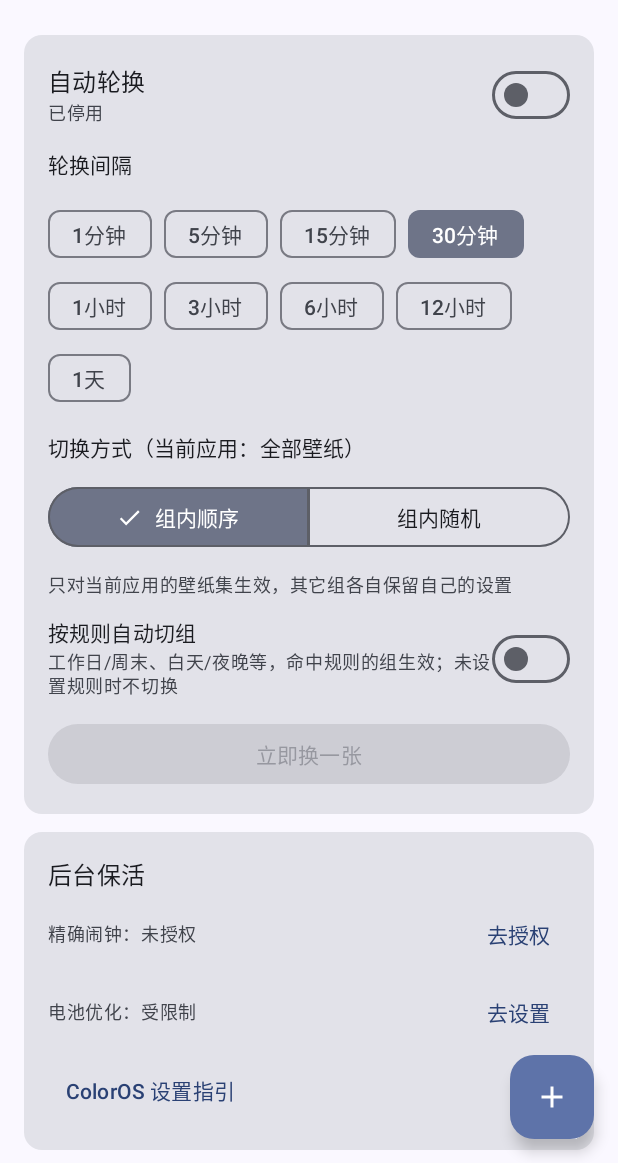
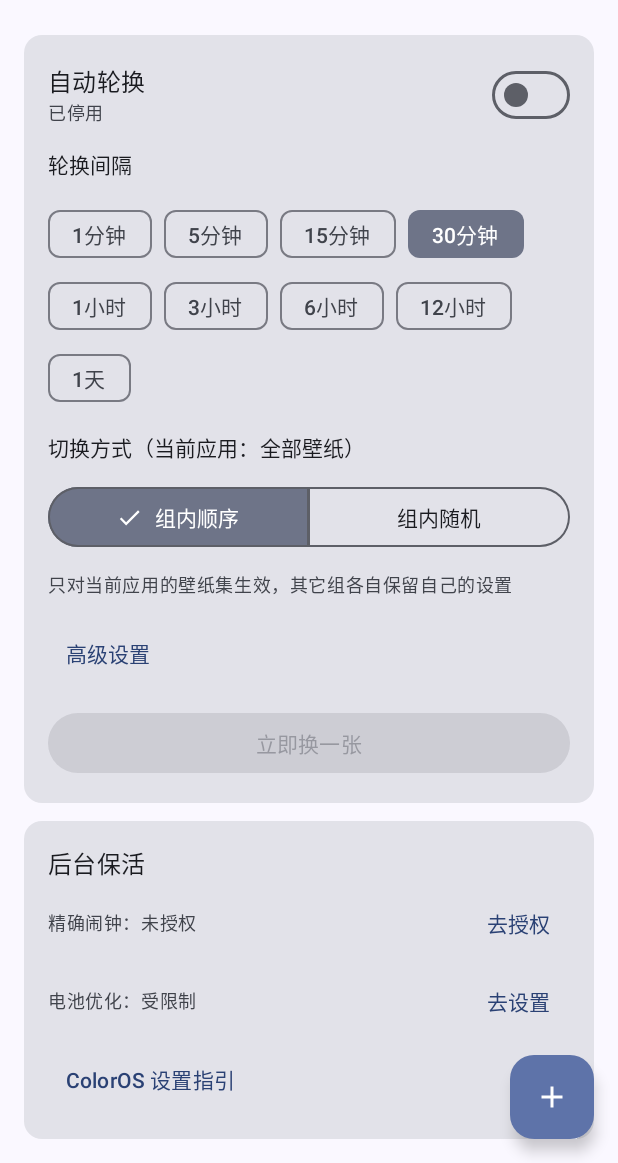
Before and after one commit to printf6666/WallpaperCarousel, an Android app built with Jetpack Compose: the screen it shows after launch (MainActivity), on a phone screen of 412 x 824 dp, the part 73-1236 px from its top. Run offline under Robolectric (Android 15) with nearby library versions, the phone set to English and light mode, and no system bars.

Commit message:
v1.12.0：空组可点即加图、修 FAB 遮挡、自动切组收进高级设置
- 空壁纸集整块可点：先切到该集再打开相册，图一定落进这个集（原来 FAB 只加当前组，空组加不进去）
- 添加目标组在打开选择器前固定（pendingAddGroup），选图期间自动切组不会把目标换掉
- 列表底部留白 48dp → 96dp，FAB 不再盖住最后一张卡片
- 「按规则自动切组」收进「高级设置」折叠区，开启时按钮显示「高级设置 · 自动切组已开启」

```diff
--- a/app/build.gradle.kts
+++ b/app/build.gradle.kts
@@ -18,8 +18,8 @@ android {
         // ── 真实语义化版本号（不再用日期）──
         // 发版时只改这三个数字：功能更新动 minor，修 bug 动 patch（一天发多次也能正确递增）
         val appMajor = 1
-        val appMinor = 11
-        val appPatch = 3
+        val appMinor = 12
+        val appPatch = 0
         versionName = "$appMajor.$appMinor.$appPatch"
 
         // versionCode 只用于系统判断"能否覆盖安装"，单调递增即可，用户看不到。
--- a/app/src/main/java/com/example/wallpapercarousel/MainActivity.kt
+++ b/app/src/main/java/com/example/wallpapercarousel/MainActivity.kt
@@ -212,6 +212,8 @@ fun AppScreen(sharedUris: MutableStateFlow<List<Uri>>) {
     // 排序页里点缩略图 → 移动到其它壁纸集
     var movingWallpaper by remember { mutableStateOf<String?>(null) }
     var tipsExpanded by remember { mutableStateOf(false) }
+    // 设置卡片里的「高级设置」折叠区（按规则自动切组等不常用项）
+    var advancedExpanded by remember { mutableStateOf(false) }
 
     // 系统权限状态：必须是 State，否则从系统设置页返回后不会触发重组，界面一直停在旧状态
     var canExact by remember { mutableStateOf(RotationScheduler.canScheduleExact(ctx)) }
@@ -224,6 +226,8 @@ fun AppScreen(sharedUris: MutableStateFlow<List<Uri>>) {
     var currentGroupId by remember { mutableStateOf(Prefs.currentGroupId(ctx)) }
     var editingGroup by remember { mutableStateOf<Prefs.Group?>(null) }
     var pendingDeleteGroup by remember { mutableStateOf<Prefs.Group?>(null) }
+    // 打开相册前就定好"这批图进哪个组"，避免选图期间自动切组把目标换掉
+    var pendingAddGroup by remember { mutableStateOf<String?>(null) }
 
     // 长按拖动排序壁纸集：拖拽期间用的临时顺序 + 每张卡片的纵向位置（相对这个 Column）
     val displayGroups = remember { mutableStateListOf<Prefs.Group>().apply { addAll(groups) } }
@@ -486,16 +490,20 @@ fun AppScreen(sharedUris: MutableStateFlow<List<Uri>>) {
 
     fun useWallpaper(name: String) = applyWallpaper(name, "应用成功")
 
+    /** 只把某个壁纸集设为"当前应用"（不立刻换壁纸），用于往空组里加图前的准备 */
+    fun selectGroup(g: Prefs.Group) {
+        Prefs.setCurrentGroupId(ctx, g.id)
+        currentGroupId = g.id
+        // 手动指定后关掉自动切组，否则下一次轮换会被规则切走
+        if (settings.autoSwitch) update(settings.copy(autoSwitch = false))
+    }
+
     /**
      * 「应用」某个壁纸集：设为当前播放的组，并立即用组里的一张图刷新桌面，
      * 让「应用中」有真实反馈。空组只切状态并提示，绝不退回别的组去播。
      */
     fun applyGroup(g: Prefs.Group) {
-        Prefs.setCurrentGroupId(ctx, g.id)
-        currentGroupId = g.id
-        // 手动指定后关掉自动切组，否则下一次轮换会被规则切走
-        if (settings.autoSwitch) update(settings.copy(autoSwitch = false))
-
+        selectGroup(g)
         val items = Prefs.getWallpaperNames(ctx)
             .filter { Prefs.wallpaperGroup(ctx, it) == g.id }
         if (items.isEmpty()) {
@@ -510,9 +518,13 @@ fun AppScreen(sharedUris: MutableStateFlow<List<Uri>>) {
     val pickerLauncher = rememberLauncherForActivityResult(
         ActivityResultContracts.PickMultipleVisualMedia(9)
     ) { uris ->
-        if (uris.isEmpty()) return@rememberLauncherForActivityResult
-        // 新图统一进"当前应用的组"，想放到别的组请先点那张卡片的「应用」
-        val target = Prefs.currentGroupId(ctx)
+        if (uris.isEmpty()) {
+            pendingAddGroup = null
+            return@rememberLauncherForActivityResult
+        }
+        // 目标组在打开选择器前就定好了：FAB = 当前应用的组，空组点击 = 那个组
+        val target = pendingAddGroup ?: Prefs.currentGroupId(ctx)
+        pendingAddGroup = null
         scope.launch {
             val added = withContext(Dispatchers.IO) { uris.mapNotNull { WallpaperStore.add(ctx, it) } }
             if (added.isEmpty()) {
@@ -588,6 +600,7 @@ fun AppScreen(sharedUris: MutableStateFlow<List<Uri>>) {
         floatingActionButton = {
             FloatingActionButton(onClick = {
                 // 新图统一进"当前应用的组"
+                pendingAddGroup = Prefs.currentGroupId(ctx)
                 pickerLauncher.launch(
                     PickVisualMediaRequest(ActivityResultContracts.PickVisualMedia.ImageOnly)
                 )
@@ -686,11 +699,23 @@ fun AppScreen(sharedUris: MutableStateFlow<List<Uri>>) {
                         color = MaterialTheme.colorScheme.onSurfaceVariant
                     )
 
+                    // 不常用项收进折叠区，默认只留一行，免得首屏太长看不到壁纸卡片
+                    TextButton(onClick = { advancedExpanded = !advancedExpanded }) {
+                        Text(
+                            when {
+                                advancedExpanded -> "收起高级设置"
+                                settings.autoSwitch -> "高级设置 · 自动切组已开启"
+                                else -> "高级设置"
+                            }
+                        )
+                    }
+                    if (advancedExpanded) {
                         Row(verticalAlignment = Alignment.CenterVertically) {
                             Column(modifier = Modifier.weight(1f)) {
                                 Text("按规则自动切组", style = MaterialTheme.typography.labelLarge)
                                 Text(
-                                "工作日/周末、白天/夜晚等，命中规则的组生效；未设置规则时不切换",
+                                    "工作日/周末、白天/夜晚等，命中规则的组生效；未设置规则时不切换。" +
+                                        "规则在壁纸集卡片的「设置」里配置。",
                                     style = MaterialTheme.typography.bodySmall,
                                     color = MaterialTheme.colorScheme.onSurfaceVariant
                                 )
@@ -699,6 +724,7 @@ fun AppScreen(sharedUris: MutableStateFlow<List<Uri>>) {
                                 checked = settings.autoSwitch,
                                 onCheckedChange = { update(settings.copy(autoSwitch = it)) }
                             )
+                        }
                     }
 
                     Button(
@@ -851,6 +877,16 @@ fun AppScreen(sharedUris: MutableStateFlow<List<Uri>>) {
                                     }
                                 },
                                 onApply = { applyGroup(g) },
+                                onAddHere = {
+                                    // 点空态：先把这个集设为当前应用，再打开选择器，图才会落进这里
+                                    selectGroup(g)
+                                    pendingAddGroup = g.id
+                                    pickerLauncher.launch(
+                                        PickVisualMediaRequest(
+                                            ActivityResultContracts.PickVisualMedia.ImageOnly
+                                        )
+                                    )
+                                },
                                 onSort = { sortingGroupId = g.id },
                                 onSettings = { editingGroup = g },
                                 onUse = { useWallpaper(it) },
@@ -862,7 +898,8 @@ fun AppScreen(sharedUris: MutableStateFlow<List<Uri>>) {
                 }
             }
 
-            Spacer(Modifier.height(48.dp))
+            // 给右下角 FAB 留出空间（56dp 按钮 + 16dp 边距），否则会盖住最后一张卡片
+            Spacer(Modifier.height(96.dp))
         }
     }
 
--- a/app/src/main/java/com/example/wallpapercarousel/ui/GroupCard.kt
+++ b/app/src/main/java/com/example/wallpapercarousel/ui/GroupCard.kt
@@ -1,6 +1,8 @@
 package com.example.wallpapercarousel.ui
 
 import androidx.compose.foundation.BorderStroke
+import androidx.compose.foundation.background
+import androidx.compose.foundation.clickable
 import androidx.compose.foundation.layout.Arrangement
 import androidx.compose.foundation.layout.Box
 import androidx.compose.foundation.layout.BoxWithConstraints
@@ -15,6 +17,7 @@ import androidx.compose.foundation.layout.size
 import androidx.compose.foundation.layout.width
 import androidx.compose.foundation.lazy.LazyRow
 import androidx.compose.foundation.lazy.rememberLazyListState
+import androidx.compose.foundation.shape.RoundedCornerShape
 import androidx.compose.material.icons.Icons
 import androidx.compose.material.icons.filled.Settings
 import androidx.compose.material3.Button
@@ -29,6 +32,7 @@ import androidx.compose.material3.Text
 import androidx.compose.runtime.Composable
 import androidx.compose.ui.Alignment
 import androidx.compose.ui.Modifier
+import androidx.compose.ui.draw.clip
 import androidx.compose.ui.text.font.FontWeight
 import androidx.compose.ui.text.style.TextOverflow
 import androidx.compose.ui.unit.dp
@@ -52,6 +56,7 @@ fun GroupCard(
     currentName: String?,
     modifier: Modifier = Modifier,
     onApply: () -> Unit,
+    onAddHere: () -> Unit,
     onSort: () -> Unit,
     onSettings: () -> Unit,
     onUse: (String) -> Unit,
@@ -111,14 +116,18 @@ fun GroupCard(
             }
 
             if (items.isEmpty()) {
+                // 空态整块可点：先切到这个集再打开选择器，保证新图真的落进这里
                 Box(
                     modifier = Modifier
                         .fillMaxWidth()
-                        .height(88.dp),
+                        .height(88.dp)
+                        .clip(RoundedCornerShape(12.dp))
+                        .background(MaterialTheme.colorScheme.surfaceVariant.copy(alpha = 0.45f))
+                        .clickable { onAddHere() },
                     contentAlignment = Alignment.Center
                 ) {
                     Text(
-                        "这个壁纸集还是空的，点右下角 + 添加",
+                        "这个壁纸集还是空的，点这里添加壁纸",
                         style = MaterialTheme.typography.bodySmall,
                         color = MaterialTheme.colorScheme.onSurfaceVariant
                     )
```
Also changed, not shown: 1 other file. Lines whose indentation alone changed are shown as unchanged.
